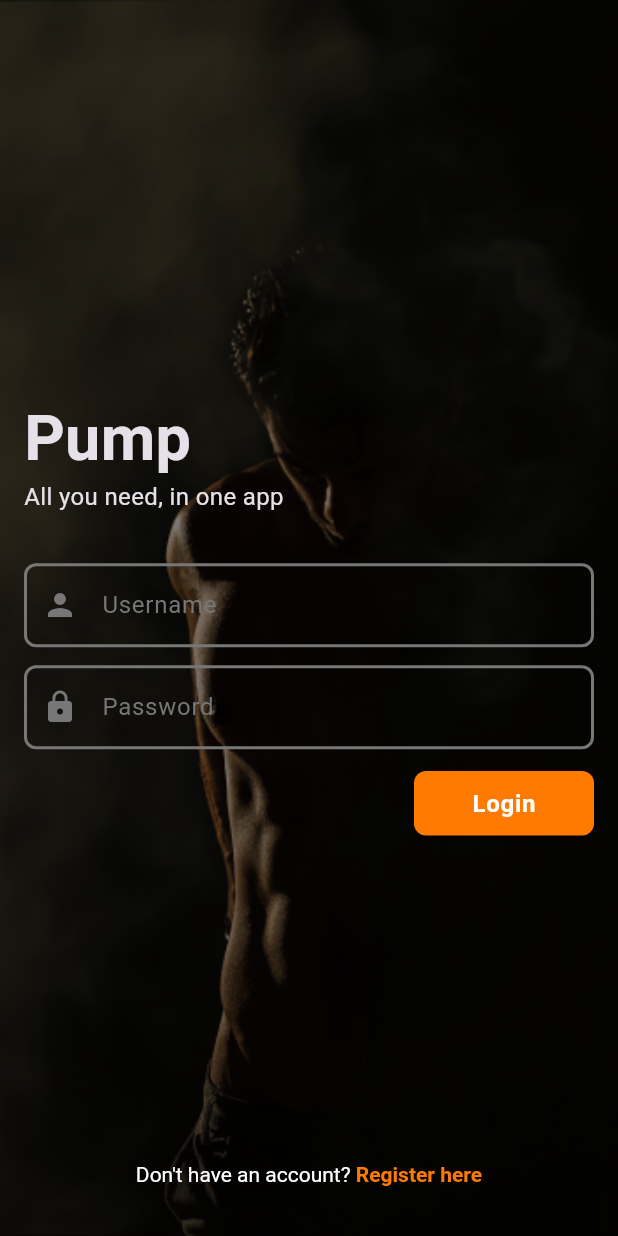
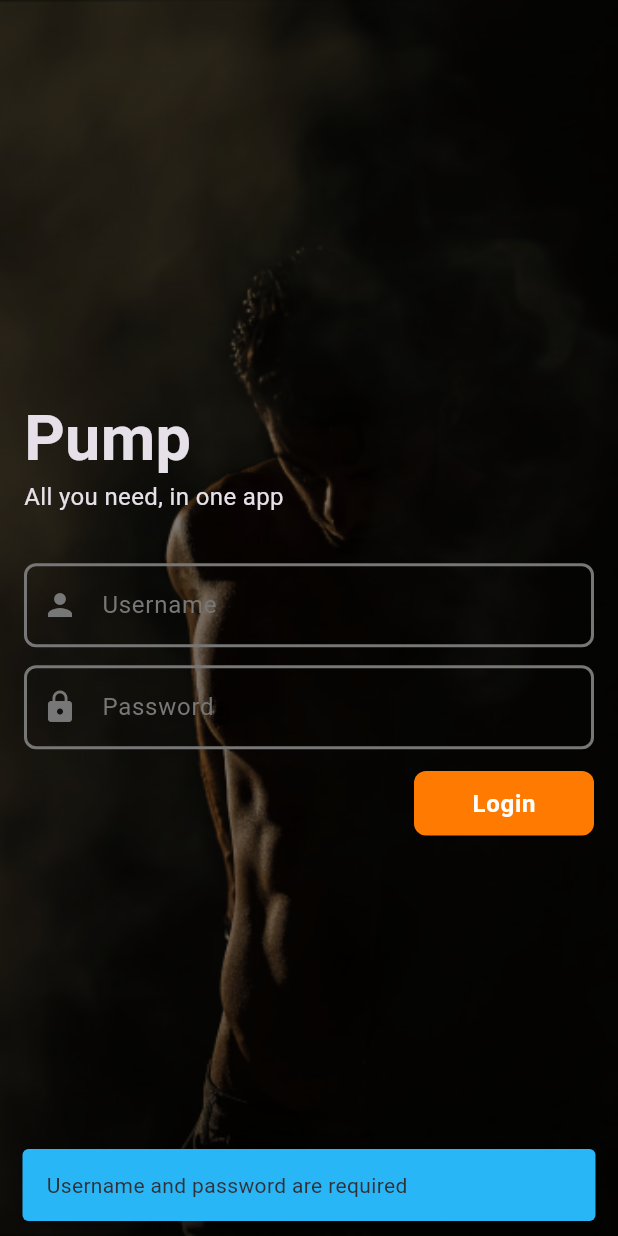
Before and after one commit to jmrsgn/Pump, a Flutter app: the screen it shows after launch, after a tap on "Login", on a phone screen of 412 x 824 dp. Run offline on Flutter 3.47's test engine with Material 3 defaults, Android fonts, the phone set to English and light mode, and no system bars; our stand-ins replace flutter_secure_storage.

Commit message:
✨ feat(auth): create DTOs and update params
- Create DTOs for Requests and Responses for Auth
- Create Snackbar helper
- Update affected files

```diff
--- a/lib/core/constants/api_constants.dart
+++ b/lib/core/constants/api_constants.dart
@@ -1,4 +1,6 @@
 class ApiConstants {
-  static const String baseUrl = 'http://10.0.2.2:8080/api/v1'; // for Android emulator
-// For iOS simulator, use http://localhost:8080/api/v1
+  static const String baseUrl =
+      'http://10.0.2.2:8080/api/v1'; // for Android emulator
+  // For iOS simulator, use http://localhost:8080/api/v1
+  static const String loginUrl = "$baseUrl/auth/login";
 }
--- a/lib/core/constants/app_strings.dart
+++ b/lib/core/constants/app_strings.dart
@@ -13,11 +13,15 @@ class AppStrings {
   static const phone = "Phone";
   static const message = "Message";
   static const submit = "Submit";
+  static const anUnexpectedErrorOccurred = "An unexpected error occurred";
 
   // Login Page
   static const login = 'Login';
   static const dontHaveAnAccount = "Don't have an account?";
   static const registerHere = "Register here";
+  static const invalidCredentials = "Invalid credentials";
+  static const successfullyLoggedIn = "Successfully logged in";
+  static const usernameAndPasswordAreRequired = "Username and password are required";
 
   // Main Feed Page
   static const like = "Like";
--- a/lib/core/utils/ui_utils.dart
+++ b/lib/core/utils/ui_utils.dart
@@ -1,4 +1,5 @@
 import 'package:flutter/cupertino.dart';
+import 'package:flutter/material.dart';
 import 'package:pump/core/constants/app_strings.dart';
 import 'package:pump/core/theme/app_colors.dart';
 import 'package:pump/core/theme/app_text_styles.dart';
@@ -79,4 +80,49 @@ class UiUtils {
   static Widget addHorizontalSpaceXXL() {
     return SizedBox(width: AppDimens.spaceXXL);
   }
+
+  // Snackbar
+  static void showSnackbar(
+    BuildContext context, {
+    required String message,
+    Color? backgroundColor,
+    Duration duration = const Duration(seconds: 3),
+    SnackBarAction? action,
+  }) {
+    ScaffoldMessenger.of(context).hideCurrentSnackBar();
+    ScaffoldMessenger.of(context).showSnackBar(
+      SnackBar(
+        content: Text(message, style: AppTextStyles.bodySmall),
+        backgroundColor: backgroundColor ?? AppColors.surface,
+        duration: duration,
+        action: action,
+        behavior: SnackBarBehavior.floating,
+        shape: RoundedRectangleBorder(
+          borderRadius: BorderRadius.circular(AppDimens.radiusS),
+        ),
+      ),
+    );
+  }
+
+  static void showSnackbarSuccess(
+    BuildContext context, {
+    required String message,
+  }) => showSnackbar(
+    context,
+    message: message,
+    backgroundColor: AppColors.success,
+  );
+
+  static void showSnackbarError(
+    BuildContext context, {
+    required String message,
+  }) =>
+  // TODO: FIX COLOR
+      showSnackbar(context, message: message, backgroundColor: AppColors.info);
+
+  static void showSnackbarInfo(
+    BuildContext context, {
+    required String message,
+  }) =>
+      showSnackbar(context, message: message, backgroundColor: AppColors.info);
 }
--- /dev/null
+++ b/lib/features/auth/data/models/auth_response_dto.dart
@@ -0,0 +1,17 @@
+import 'package:pump/features/auth/data/models/user_response_dto.dart';
+
+class AuthResponse {
+  String? token;
+  UserResponse? userResponse;
+  String? authMessage;
+
+  AuthResponse({this.token, this.userResponse, this.authMessage});
+
+  factory AuthResponse.fromJson(Map<String, dynamic> json) {
+    return AuthResponse(
+      token: json['token'],
+      userResponse: UserResponse.fromJson(json['userResponse']),
+      authMessage: json['authMessage'],
+    );
+  }
+}
--- /dev/null
+++ b/lib/features/auth/data/models/login_request_dto.dart
@@ -0,0 +1,10 @@
+class LoginRequest {
+  String username;
+  String password;
+
+  LoginRequest({required this.username, required this.password});
+
+  Map<String, dynamic> toJson() {
+    return {'username': username, 'password': password};
+  }
+}
--- a/lib/features/auth/domain/repositories/auth_repository.dart
+++ b/lib/features/auth/domain/repositories/auth_repository.dart
@@ -1,5 +1,8 @@
+import 'package:pump/features/auth/data/models/auth_response_dto.dart';
+import 'package:pump/features/auth/data/models/login_request_dto.dart';
+
 abstract class AuthRepository {
-  Future<String?> login(String email, String password);
+  Future<AuthResponse?> login(LoginRequest request);
 
   Future<String?> getSavedToken();
 
--- a/lib/features/auth/domain/usecases/login_usecase.dart
+++ b/lib/features/auth/domain/usecases/login_usecase.dart
@@ -1,3 +1,6 @@
+import 'package:pump/features/auth/data/models/auth_response_dto.dart';
+
+import '../../data/models/login_request_dto.dart';
 import '../repositories/auth_repository.dart';
 
 class LoginUseCase {
@@ -5,9 +8,8 @@ class LoginUseCase {
 
   LoginUseCase(this.repository);
 
-  /// Executes login with username and password
-  /// Returns JWT token if successful
-  Future<String?> execute(String username, String password) async {
-    return await repository.login(username, password);
+  Future<AuthResponse?> execute(String username, String password) async {
+    final request = LoginRequest(username: username, password: password);
+    return await repository.login(request);
   }
 }
--- a/lib/features/auth/presentation/screens/login.dart
+++ b/lib/features/auth/presentation/screens/login.dart
@@ -4,12 +4,13 @@ import 'package:provider/provider.dart';
 import 'package:pump/core/constants/app_strings.dart';
 import 'package:pump/core/routes.dart';
 import 'package:pump/core/theme/app_button_styles.dart';
+import 'package:pump/core/utils/navigation_utils.dart';
 import 'package:pump/core/utils/ui_utils.dart';
 import 'package:pump/core/widgets/custom_scaffold.dart';
 import 'package:pump/core/widgets/custom_text_field.dart';
 import 'package:pump/core/constants/app_dimens.dart';
 import 'package:pump/core/theme/app_colors.dart';
-import 'package:pump/features/auth/presentation/viewmodels/auth_viewmodel.dart';
+import 'package:pump/features/auth/presentation/viewmodels/login_viewmodel.dart';
 
 import '../../../../core/theme/app_text_styles.dart';
 
@@ -21,7 +22,6 @@ class LoginScreen extends StatefulWidget {
 }
 
 class _LoginScreenState extends State<LoginScreen> {
-  bool _isLoading = false;
   final _usernameController = TextEditingController();
   final _passwordController = TextEditingController();
 
@@ -32,7 +32,7 @@ class _LoginScreenState extends State<LoginScreen> {
     return GestureDetector(
       onTap: () => FocusScope.of(context).unfocus(),
       child: CustomScaffold(
-        isLoading: _isLoading,
+        isLoading: vm.isLoading,
         body: Stack(
           fit: StackFit.expand,
           alignment: Alignment.center,
@@ -108,29 +108,24 @@ class _LoginScreenState extends State<LoginScreen> {
                                   final password = _passwordController.text
                                       .trim();
 
-                                  if (username.isEmpty || password.isEmpty) {
-                                    SnackBar(
-                                      content: Text("Invalid Credentials"),
-                                    );
-                                    return;
-                                  }
-
                                   await vm.login(username, password);
 
-                                  if (vm.errorMessage == null) {
-                                    ScaffoldMessenger.of(context).showSnackBar(
-                                      SnackBar(
-                                        content: Text("Successfully logged in"),
-                                      ),
+                                  // Prevents context misuse
+                                  if (!context.mounted) return;
+
+                                  if (vm.message == null) {
+                                    UiUtils.showSnackbarSuccess(
+                                      context,
+                                      message: AppStrings.successfullyLoggedIn,
                                     );
-                                    Navigator.pushReplacementNamed(
+                                    NavigationUtils.replaceWith(
                                       context,
                                       AppRoutes.mainFeed,
                                     );
                                   } else {
-                                    // Optionally show error
-                                    ScaffoldMessenger.of(context).showSnackBar(
-                                      SnackBar(content: Text(vm.errorMessage!)),
+                                    UiUtils.showSnackbarError(
+                                      context,
+                                      message: vm.message.toString(),
                                     );
                                   }
                                 },
@@ -161,7 +156,10 @@ class _LoginScreenState extends State<LoginScreen> {
                         ),
                         recognizer: TapGestureRecognizer()
                           ..onTap = () {
-                            // TODO: Navigate to registration screen
+                            NavigationUtils.navigateTo(
+                              context,
+                              AppRoutes.register,
+                            );
                           },
                       ),
                     ],
--- /dev/null
+++ b/lib/features/auth/presentation/viewmodels/login_viewmodel.dart
@@ -0,0 +1,54 @@
+import 'package:flutter/foundation.dart';
+import 'package:pump/features/auth/data/models/auth_response_dto.dart';
+import '../../../../core/constants/app_strings.dart';
+import '../../domain/usecases/login_usecase.dart';
+
+class AuthViewModel extends ChangeNotifier {
+  final LoginUseCase loginUseCase;
+
+  bool isLoading = false;
+  String? message;
+  AuthResponse? authResponse;
+
+  AuthViewModel(this.loginUseCase);
+
+  Future<void> login(String username, String password) async {
+    message = null;
+
+    if (username.isEmpty || password.isEmpty) {
+      message = AppStrings.usernameAndPasswordAreRequired;
+      notifyListeners();
+      return;
+    }
+
+    isLoading = true;
+    notifyListeners();
+
+    try {
+      authResponse = await loginUseCase.execute(username, password);
+      if (authResponse == null) {
+        message = AppStrings.invalidCredentials;
+      } else {
+        message = authResponse?.authMessage;
+      }
+    } catch (e) {
+      message = e.toString();
+    } finally {
+      isLoading = false;
+      notifyListeners();
+    }
+  }
+
+  Future<void> register(
+    String firstName,
+    String lastName,
+    String username,
+    String email,
+    String phone,
+    int role,
+    String profileImageUrl,
+    String password,
+  ) async {
+    // TODO:
+  }
+}
--- /dev/null
+++ b/lib/features/auth/presentation/viewmodels/register_viewmodel.dart
@@ -0,0 +1,5 @@
+import 'package:flutter/material.dart';
+
+class RegisterViewModel extends ChangeNotifier {
+
+}
--- a/lib/main.dart
+++ b/lib/main.dart
@@ -6,7 +6,7 @@ import 'package:pump/core/theme/app_theme.dart';
 import 'package:pump/features/auth/data/repository/auth_repository_impl.dart';
 import 'package:pump/features/auth/data/services/auth_service.dart';
 import 'package:pump/features/auth/domain/usecases/login_usecase.dart';
-import 'package:pump/features/auth/presentation/viewmodels/auth_viewmodel.dart';
+import 'package:pump/features/auth/presentation/viewmodels/login_viewmodel.dart';
 
 void main() {
   runApp(
```
Also changed, not shown: lib/core/constants/api_status.dart (added, +8 -0 lines), lib/core/utils/navigation_utils.dart (+15 -0 lines), lib/features/auth/data/models/user_response_dto.dart (added, +31 -0 lines), lib/features/auth/data/repository/auth_repository_impl.dart (+11 -5 lines), lib/features/auth/data/services/auth_service.dart (+31 -14 lines), lib/features/auth/presentation/viewmodels/auth_viewmodel.dart (deleted, +0 -30 lines).
